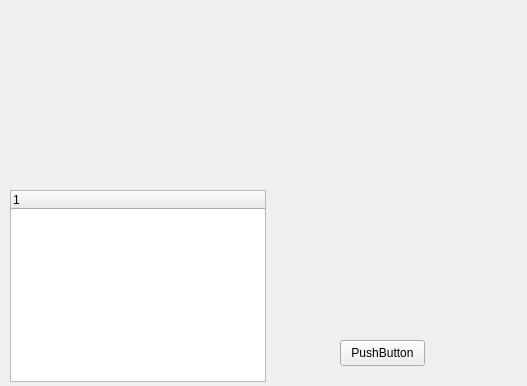
The window that adminPanel.ui (MIDOKIM/CourseManagement) describes before a commit, drawn with Qt 5.
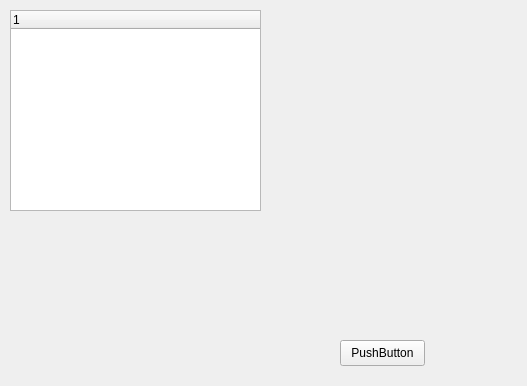
The same window after the commit.

The edit to the form file:
```diff
--- a/adminPanel.ui
+++ b/adminPanel.ui
@@ -30,11 +30,16 @@
    <property name="geometry">
     <rect>
      <x>10</x>
-     <y>190</y>
-     <width>256</width>
-     <height>192</height>
+     <y>10</y>
+     <width>251</width>
+     <height>201</height>
     </rect>
    </property>
+   <column>
+    <property name="text">
+     <string/>
+    </property>
+   </column>
   </widget>
  </widget>
  <layoutdefault spacing="6" margin="11"/>
```
